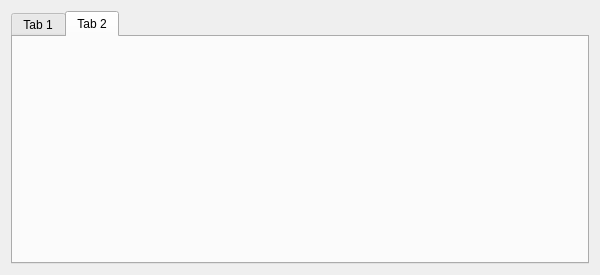
Before: the Qt Designer form rave/traffik/typeexclusiondetails.ui in pgathogo/raven, drawn with Qt 5.
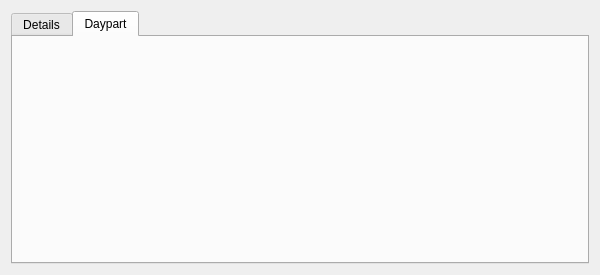
After: the same form once the commit is applied. The open tabs and pages were chosen to show the change.

What changed in the file:
```diff
--- a/rave/traffik/typeexclusiondetails.ui
+++ b/rave/traffik/typeexclusiondetails.ui
@@ -33,7 +33,7 @@
      </property>
      <widget class="QWidget" name="tab">
       <attribute name="title">
-       <string>Tab 1</string>
+       <string>Details</string>
       </attribute>
       <layout class="QVBoxLayout" name="verticalLayout">
        <item>
@@ -64,7 +64,7 @@
      </widget>
      <widget class="QWidget" name="tab_2">
       <attribute name="title">
-       <string>Tab 2</string>
+       <string>Daypart</string>
       </attribute>
       <layout class="QVBoxLayout" name="verticalLayout_2">
        <item>
```
Left out of the diff: 2 changed lines with no effect on the pictures.
